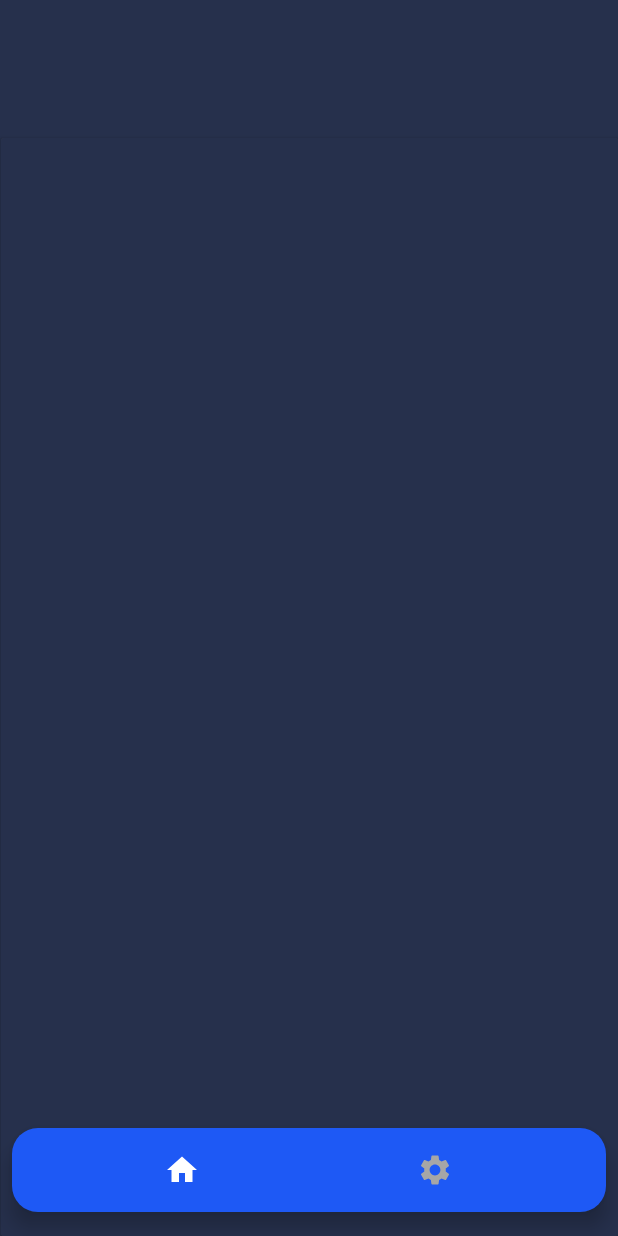
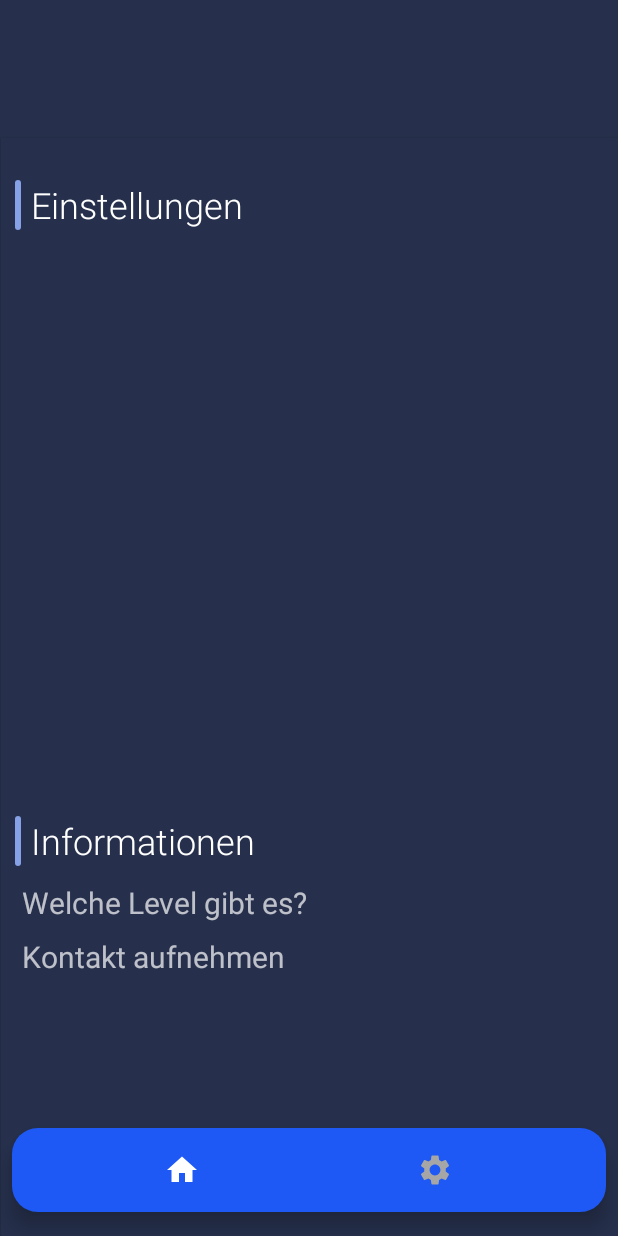
Before and after one commit to ruphyy/EventagerCreator, an Android app: the screen it shows after launch (MainActivity), on a phone screen of 412 x 824 dp. Run offline under Robolectric (Android 15) with nearby library versions, the phone set to English and light mode, and no system bars.

Commit message:
Cleanup imports Added method "percent" in Main Worked at Frontend

```diff
--- a/app/src/main/java/net/ruphyy/eventagercreator/MainActivity.java
+++ b/app/src/main/java/net/ruphyy/eventagercreator/MainActivity.java
@@ -1,21 +1,26 @@
 package net.ruphyy.eventagercreator;
 
-import androidx.annotation.NonNull;
 import androidx.appcompat.app.AppCompatActivity;
 import androidx.cardview.widget.CardView;
 import androidx.recyclerview.widget.LinearLayoutManager;
 import androidx.recyclerview.widget.RecyclerView;
 
+import android.content.ActivityNotFoundException;
+import android.content.Intent;
+import android.net.Uri;
 import android.os.Bundle;
-import android.view.MenuItem;
 import android.view.View;
 import android.widget.TextView;
+import android.widget.Toast;
 
 import com.google.android.material.bottomnavigation.BottomNavigationView;
 
+    // TODO: Datenbankverknüpfung und Abruf der Daten
+    // TODO: NavigationBar state_selected Farben ändern
+
 public class MainActivity extends AppCompatActivity {
 
-    TextView emptyView;
+    TextView emptyView, contactSupport;
     CardView homeView;
     RecyclerView recyclerView;
     String s1[], s2[];
@@ -31,14 +36,37 @@ public class MainActivity extends AppCompatActivity {
         recyclerView = findViewById(R.id.creatorEvents);
         emptyView = findViewById(R.id.emptyView);
         homeView = findViewById(R.id.homeView);
+        contactSupport = findViewById(R.id.contactSupport);
+        navigationView = findViewById(R.id.bottom_navigation);
 
         s1 = getResources().getStringArray(R.array.events);
         s2 = getResources().getStringArray(R.array.dates);
+
+        // Support kontaktieren per E-Mail
+        contactSupport.setOnClickListener(new View.OnClickListener() {
+            @Override
+            public void onClick(View view) {
+                String mailto = "mailto:support@eventager.com";
+                Intent emailIntent = new Intent(Intent.ACTION_SENDTO);
+                emailIntent.setData(Uri.parse(mailto));
+
+                // Öffnet E-Mail ansonsten Errortoast (Try-Catch um Absturz zu verhindern)
+                try {
+                    startActivity(emailIntent);
+                } catch (ActivityNotFoundException e) {
+                    Toast.makeText(MainActivity.this, "Error to open email app", Toast.LENGTH_SHORT).show();
+                }
+            }
+        });
 
         MyAdapter ma = new MyAdapter(this, s1, s2, images);
         recyclerView.setAdapter(ma);
         recyclerView.setLayoutManager(new LinearLayoutManager(this));
 
+        /* Wenn User keine Events erstellt hat
+        recyclerView (Liste) verstecken und TextView
+        mit Hinweis anzeigen lassen.
+         */
         if (s1.length == 0) {
             recyclerView.setVisibility(View.GONE);
             emptyView.setVisibility(View.VISIBLE);
@@ -47,7 +75,6 @@ public class MainActivity extends AppCompatActivity {
             recyclerView.setVisibility(View.VISIBLE);
             emptyView.setVisibility(View.GONE);
         }
-        navigationView = findViewById(R.id.bottom_navigation);
         navigationView.setOnNavigationItemSelectedListener
                 ((BottomNavigationView.OnNavigationItemSelectedListener) item -> {
                     switch (item.getItemId()) {
@@ -61,4 +88,18 @@ public class MainActivity extends AppCompatActivity {
                     return false;
                 });
     }
+
+    // Wird benutzt um prozentualen Anteil von Follower
+    public double percent(int x, int y) { // X von Y (= Insg.)
+        double result;
+
+        // 1 % berechnen
+        y = 100/y;
+        // Prozentualer Anteil von Y berechnen
+        result = y*x;
+        // Auf 2 Nachkommastellen runden
+        result = Math.round(result * 100.0) / 100.0;
+        return result;
+    }
+
 }
--- /dev/null
+++ b/app/src/main/res/drawable/ic_info.xml
@@ -0,0 +1,5 @@
+<vector android:height="24dp" android:tint="#D9D9D9"
+    android:viewportHeight="24" android:viewportWidth="24"
+    android:width="24dp" xmlns:android="http://schemas.android.com/apk/res/android">
+    <path android:fillColor="@android:color/white" android:pathData="M12,2C6.48,2 2,6.48 2,12s4.48,10 10,10 10,-4.48 10,-10S17.52,2 12,2zM13,17h-2v-6h2v6zM13,9h-2L11,7h2v2z"/>
+</vector>
--- a/app/src/main/res/layout/activity_main.xml
+++ b/app/src/main/res/layout/activity_main.xml
@@ -19,6 +19,78 @@
             android:layout_width="411dp"
             android:layout_height="732dp"
             android:background="#26304C">
+
+            <TextView
+                android:id="@+id/settings"
+                android:layout_width="wrap_content"
+                android:layout_height="wrap_content"
+                android:layout_marginStart="20dp"
+                android:layout_marginTop="28dp"
+                android:fontFamily="sans-serif-light"
+                android:text="Einstellungen"
+                android:textColor="#FFFFFF"
+                android:textSize="24sp"
+                app:layout_constraintStart_toStartOf="parent"
+                app:layout_constraintTop_toTopOf="parent" />
+
+            <TextView
+                android:id="@+id/settings2"
+                android:layout_width="wrap_content"
+                android:layout_height="wrap_content"
+                android:layout_marginStart="20dp"
+                android:layout_marginTop="452dp"
+                android:fontFamily="sans-serif-light"
+                android:text="Informationen"
+                android:textColor="#FFFFFF"
+                android:textSize="24sp"
+                app:layout_constraintStart_toStartOf="parent"
+                app:layout_constraintTop_toTopOf="parent" />
+
+            <View
+                android:id="@+id/firtTopicView"
+                android:layout_width="4dp"
+                android:layout_height="33dp"
+                android:layout_marginStart="9dp"
+                android:layout_marginTop="28dp"
+                android:background="@drawable/cornerviews"
+                app:layout_constraintStart_toStartOf="parent"
+                app:layout_constraintTop_toTopOf="parent" />
+
+            <View
+                android:id="@+id/firtTopicView2"
+                android:layout_width="4dp"
+                android:layout_height="33dp"
+                android:layout_marginStart="9dp"
+                android:layout_marginTop="452dp"
+                android:background="@drawable/cornerviews"
+                app:layout_constraintStart_toStartOf="parent"
+                app:layout_constraintTop_toTopOf="parent" />
+
+            <TextView
+                android:id="@+id/infoLevel"
+                android:layout_width="205dp"
+                android:layout_height="31dp"
+                android:layout_marginTop="496dp"
+                android:text="Welche Level gibt es?"
+                android:textAlignment="textStart"
+                android:textSize="20sp"
+                app:layout_constraintEnd_toEndOf="parent"
+                app:layout_constraintHorizontal_bias="0.067"
+                app:layout_constraintStart_toStartOf="parent"
+                app:layout_constraintTop_toTopOf="parent" />
+
+            <TextView
+                android:id="@+id/contactSupport"
+                android:layout_width="205dp"
+                android:layout_height="31dp"
+                android:layout_marginTop="532dp"
+                android:text="Kontakt aufnehmen"
+                android:textAlignment="textStart"
+                android:textSize="20sp"
+                app:layout_constraintEnd_toEndOf="parent"
+                app:layout_constraintHorizontal_bias="0.067"
+                app:layout_constraintStart_toStartOf="parent"
+                app:layout_constraintTop_toTopOf="parent" />
 
         </androidx.constraintlayout.widget.ConstraintLayout>
     </androidx.cardview.widget.CardView>
@@ -253,7 +325,7 @@
 
 
             <View
-                android:id="@+id/firtTopicView"
+                android:id="@+id/firstTopicView"
                 android:layout_width="4dp"
                 android:layout_height="33dp"
                 android:layout_marginStart="16dp"
```
